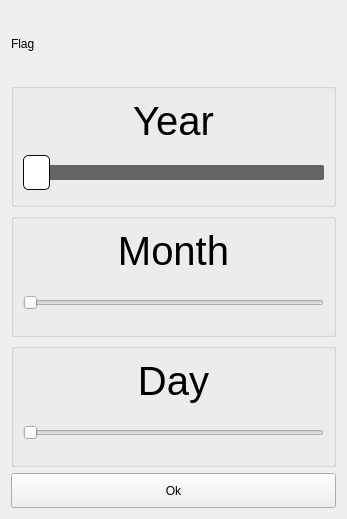
Old version of the form src/DateSelector.ui in the repository ic005k/Knot-Legacy.
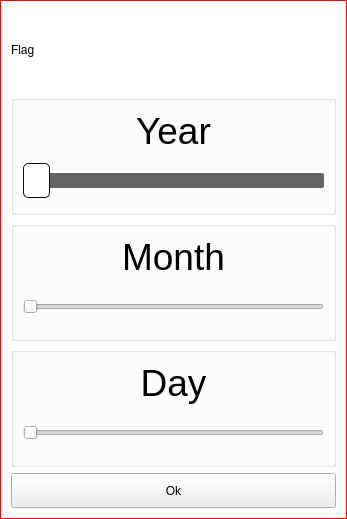
New version of the form.

Commit message: Optimized report function.

```diff
--- a/src/DateSelector.ui
+++ b/src/DateSelector.ui
@@ -13,6 +13,13 @@
   <property name="windowTitle">
    <string>Date Selector</string>
   </property>
+  <property name="styleSheet">
+   <string notr="true">#DateSelector{
+
+background-color:white; border: 1px solid #FF0000;
+
+}</string>
+  </property>
   <layout class="QGridLayout" name="gridLayout">
    <item row="4" column="0">
     <widget class="QToolButton" name="btnOk">
@@ -83,6 +90,11 @@
       </item>
       <item row="0" column="0">
        <widget class="QLabel" name="lblDay">
+        <property name="font">
+         <font>
+          <pointsize>28</pointsize>
+         </font>
+        </property>
         <property name="text">
          <string>Day</string>
         </property>
@@ -138,6 +150,11 @@
       </item>
       <item row="0" column="0">
        <widget class="QLabel" name="lblMonth">
+        <property name="font">
+         <font>
+          <pointsize>28</pointsize>
+         </font>
+        </property>
         <property name="text">
          <string>Month</string>
         </property>
@@ -245,6 +262,11 @@
       </item>
       <item row="0" column="0">
        <widget class="QLabel" name="lblYear">
+        <property name="font">
+         <font>
+          <pointsize>28</pointsize>
+         </font>
+        </property>
         <property name="text">
          <string>Year</string>
         </property>
```
The commit also changes 2 other files.
